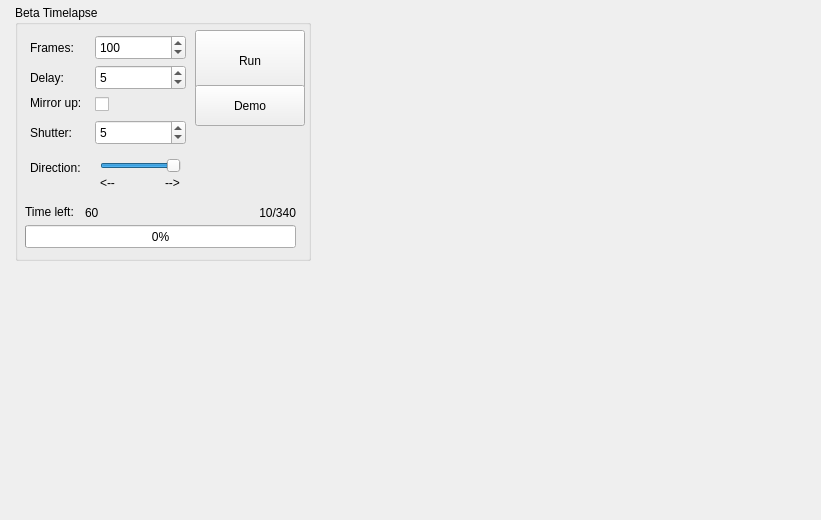
evovch/bcontrol, file timelapse.ui: the form before one commit.
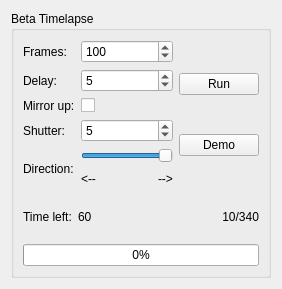
The form after the commit.

```diff
--- a/timelapse.ui
+++ b/timelapse.ui
@@ -6,76 +6,33 @@
    <rect>
     <x>0</x>
     <y>0</y>
-    <width>821</width>
-    <height>520</height>
+    <width>282</width>
+    <height>289</height>
    </rect>
   </property>
   <property name="windowTitle">
    <string>Form</string>
   </property>
+  <layout class="QVBoxLayout" name="verticalLayout_4">
+   <item>
   <widget class="QGroupBox" name="tilmelapseBox">
-   <property name="geometry">
-    <rect>
-     <x>15</x>
-     <y>5</y>
-     <width>296</width>
-     <height>256</height>
-    </rect>
-   </property>
    <property name="title">
     <string>Beta Timelapse</string>
    </property>
-   <widget class="QPushButton" name="tlRunButton">
-    <property name="geometry">
-     <rect>
-      <x>180</x>
-      <y>25</y>
-      <width>110</width>
-      <height>61</height>
-     </rect>
-    </property>
+     <layout class="QVBoxLayout" name="verticalLayout_3">
+      <item>
+       <layout class="QHBoxLayout" name="horizontalLayout_3">
+        <item>
+         <layout class="QGridLayout" name="gridLayout">
+          <item row="0" column="0">
+           <widget class="QLabel" name="label_3">
     <property name="text">
-     <string>Run</string>
-    </property>
-   </widget>
-   <widget class="QPushButton" name="tlDemoButton">
-    <property name="geometry">
-     <rect>
-      <x>180</x>
-      <y>80</y>
-      <width>110</width>
-      <height>41</height>
-     </rect>
-    </property>
-    <property name="text">
-     <string>Demo</string>
-    </property>
-   </widget>
-   <widget class="QProgressBar" name="tlProgress">
-    <property name="geometry">
-     <rect>
-      <x>10</x>
-      <y>220</y>
-      <width>271</width>
-      <height>23</height>
-     </rect>
-    </property>
-    <property name="maximum">
-     <number>1000</number>
-    </property>
-    <property name="value">
-     <number>0</number>
-    </property>
-   </widget>
+             <string>Frames:</string>
+            </property>
+           </widget>
+          </item>
+          <item row="0" column="1">
    <widget class="QSpinBox" name="tlFramesInput">
-    <property name="geometry">
-     <rect>
-      <x>80</x>
-      <y>30</y>
-      <width>91</width>
-      <height>25</height>
-     </rect>
-    </property>
     <property name="maximum">
      <number>10000</number>
     </property>
@@ -83,70 +40,66 @@
      <number>100</number>
     </property>
    </widget>
-   <widget class="QSpinBox" name="tlDelayInput">
-    <property name="geometry">
-     <rect>
-      <x>80</x>
-      <y>60</y>
-      <width>91</width>
-      <height>25</height>
-     </rect>
-    </property>
-    <property name="maximum">
-     <number>1000</number>
-    </property>
-    <property name="value">
-     <number>5</number>
-    </property>
-   </widget>
-   <widget class="QLabel" name="label_3">
-    <property name="geometry">
-     <rect>
-      <x>15</x>
-      <y>35</y>
-      <width>56</width>
-      <height>16</height>
-     </rect>
-    </property>
-    <property name="text">
-     <string>Frames:</string>
-    </property>
-   </widget>
+          </item>
+          <item row="1" column="0">
    <widget class="QLabel" name="label_4">
-    <property name="geometry">
-     <rect>
-      <x>15</x>
-      <y>65</y>
-      <width>56</width>
-      <height>16</height>
-     </rect>
-    </property>
     <property name="text">
      <string>Delay:</string>
     </property>
    </widget>
+          </item>
+          <item row="1" column="1">
+           <widget class="QSpinBox" name="tlDelayInput">
+            <property name="maximum">
+             <number>1000</number>
+            </property>
+            <property name="value">
+             <number>5</number>
+            </property>
+           </widget>
+          </item>
+          <item row="2" column="0">
+           <widget class="QLabel" name="label_8">
+            <property name="text">
+             <string>Mirror up:</string>
+            </property>
+           </widget>
+          </item>
+          <item row="2" column="1">
+           <widget class="QCheckBox" name="tlMirrorupInput">
+            <property name="text">
+             <string/>
+            </property>
+           </widget>
+          </item>
+          <item row="3" column="0">
+           <widget class="QLabel" name="label_10">
+            <property name="text">
+             <string>Shutter:</string>
+            </property>
+           </widget>
+          </item>
+          <item row="3" column="1">
+           <widget class="QSpinBox" name="tlShutterDelayInput">
+            <property name="maximum">
+             <number>60</number>
+            </property>
+            <property name="value">
+             <number>5</number>
+            </property>
+           </widget>
+          </item>
+          <item row="4" column="0">
    <widget class="QLabel" name="label_5">
-    <property name="geometry">
-     <rect>
-      <x>15</x>
-      <y>155</y>
-      <width>56</width>
-      <height>16</height>
-     </rect>
-    </property>
     <property name="text">
      <string>Direction:</string>
     </property>
    </widget>
+          </item>
+          <item row="4" column="1">
+           <layout class="QVBoxLayout" name="verticalLayout">
+            <item>
    <widget class="QSlider" name="tlDirectionInput">
-    <property name="geometry">
-     <rect>
-      <x>85</x>
-      <y>150</y>
-      <width>81</width>
-      <height>22</height>
-     </rect>
-    </property>
     <property name="maximum">
      <number>1</number>
     </property>
@@ -163,122 +116,93 @@
      <bool>false</bool>
     </property>
    </widget>
+            </item>
+            <item>
+             <layout class="QHBoxLayout" name="horizontalLayout">
+              <item>
    <widget class="QLabel" name="label_6">
-    <property name="geometry">
-     <rect>
-      <x>85</x>
-      <y>170</y>
-      <width>21</width>
-      <height>16</height>
-     </rect>
-    </property>
     <property name="text">
      <string>&lt;--</string>
     </property>
    </widget>
+              </item>
+              <item>
+               <spacer name="horizontalSpacer">
+                <property name="orientation">
+                 <enum>Qt::Horizontal</enum>
+                </property>
+                <property name="sizeHint" stdset="0">
+                 <size>
+                  <width>40</width>
+                  <height>20</height>
+                 </size>
+                </property>
+               </spacer>
+              </item>
+              <item>
    <widget class="QLabel" name="label_7">
-    <property name="geometry">
-     <rect>
-      <x>150</x>
-      <y>170</y>
-      <width>16</width>
-      <height>16</height>
-     </rect>
-    </property>
     <property name="text">
      <string>--&gt;</string>
     </property>
    </widget>
-   <widget class="QCheckBox" name="tlMirrorupInput">
-    <property name="geometry">
-     <rect>
-      <x>80</x>
-      <y>90</y>
-      <width>21</width>
-      <height>18</height>
-     </rect>
-    </property>
+              </item>
+             </layout>
+            </item>
+           </layout>
+          </item>
+         </layout>
+        </item>
+        <item>
+         <layout class="QVBoxLayout" name="verticalLayout_2">
+          <item>
+           <widget class="QPushButton" name="tlRunButton">
     <property name="text">
-     <string/>
-    </property>
-   </widget>
-   <widget class="QLabel" name="label_8">
-    <property name="geometry">
-     <rect>
-      <x>15</x>
-      <y>90</y>
-      <width>56</width>
-      <height>16</height>
-     </rect>
-    </property>
+             <string>Run</string>
+            </property>
+           </widget>
+          </item>
+          <item>
+           <widget class="QPushButton" name="tlDemoButton">
     <property name="text">
-     <string>Mirror up:</string>
-    </property>
-   </widget>
-   <widget class="QSpinBox" name="tlShutterDelayInput">
-    <property name="geometry">
-     <rect>
-      <x>80</x>
-      <y>115</y>
-      <width>91</width>
-      <height>25</height>
-     </rect>
-    </property>
-    <property name="maximum">
-     <number>60</number>
-    </property>
-    <property name="value">
-     <number>5</number>
-    </property>
-   </widget>
-   <widget class="QLabel" name="label_10">
-    <property name="geometry">
-     <rect>
-      <x>15</x>
-      <y>120</y>
-      <width>56</width>
-      <height>16</height>
-     </rect>
-    </property>
-    <property name="text">
-     <string>Shutter:</string>
-    </property>
-   </widget>
+             <string>Demo</string>
+            </property>
+           </widget>
+          </item>
+         </layout>
+        </item>
+       </layout>
+      </item>
+      <item>
+       <layout class="QHBoxLayout" name="horizontalLayout_2">
+        <item>
    <widget class="QLabel" name="label">
-    <property name="geometry">
-     <rect>
-      <x>10</x>
-      <y>200</y>
-      <width>56</width>
-      <height>13</height>
-     </rect>
-    </property>
     <property name="text">
      <string>Time left:</string>
     </property>
    </widget>
+        </item>
+        <item>
    <widget class="QLabel" name="tlTimeleftOutput">
-    <property name="geometry">
-     <rect>
-      <x>70</x>
-      <y>200</y>
-      <width>36</width>
-      <height>16</height>
-     </rect>
-    </property>
     <property name="text">
      <string>60</string>
     </property>
    </widget>
+        </item>
+        <item>
+         <spacer name="horizontalSpacer_2">
+          <property name="orientation">
+           <enum>Qt::Horizontal</enum>
+          </property>
+          <property name="sizeHint" stdset="0">
+           <size>
+            <width>40</width>
+            <height>20</height>
+           </size>
+          </property>
+         </spacer>
+        </item>
+        <item>
    <widget class="QLabel" name="tlCounteOutput">
-    <property name="geometry">
-     <rect>
-      <x>210</x>
-      <y>200</y>
-      <width>71</width>
-      <height>16</height>
-     </rect>
-    </property>
     <property name="text">
      <string>10/340</string>
     </property>
@@ -286,7 +210,23 @@
      <set>Qt::AlignRight|Qt::AlignTrailing|Qt::AlignVCenter</set>
     </property>
    </widget>
-  </widget>
+        </item>
+       </layout>
+      </item>
+      <item>
+       <widget class="QProgressBar" name="tlProgress">
+        <property name="maximum">
+         <number>1000</number>
+        </property>
+        <property name="value">
+         <number>0</number>
+        </property>
+       </widget>
+      </item>
+     </layout>
+    </widget>
+   </item>
+  </layout>
  </widget>
  <resources/>
  <connections/>
```
Lines whose indentation alone changed are shown as unchanged.
